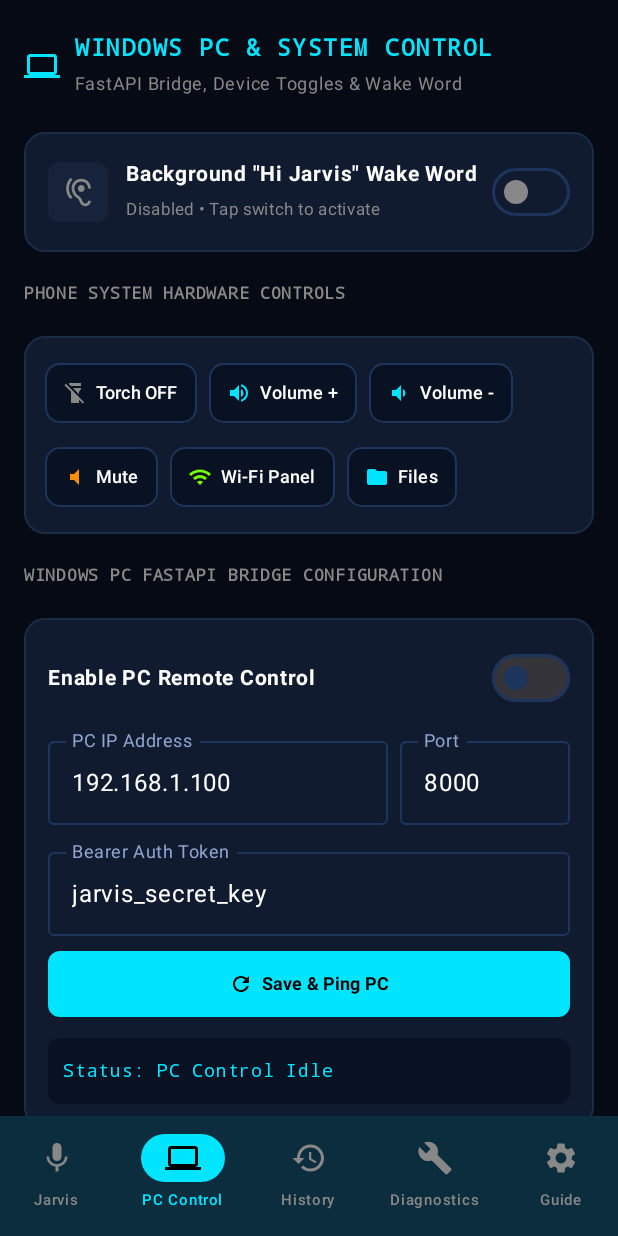
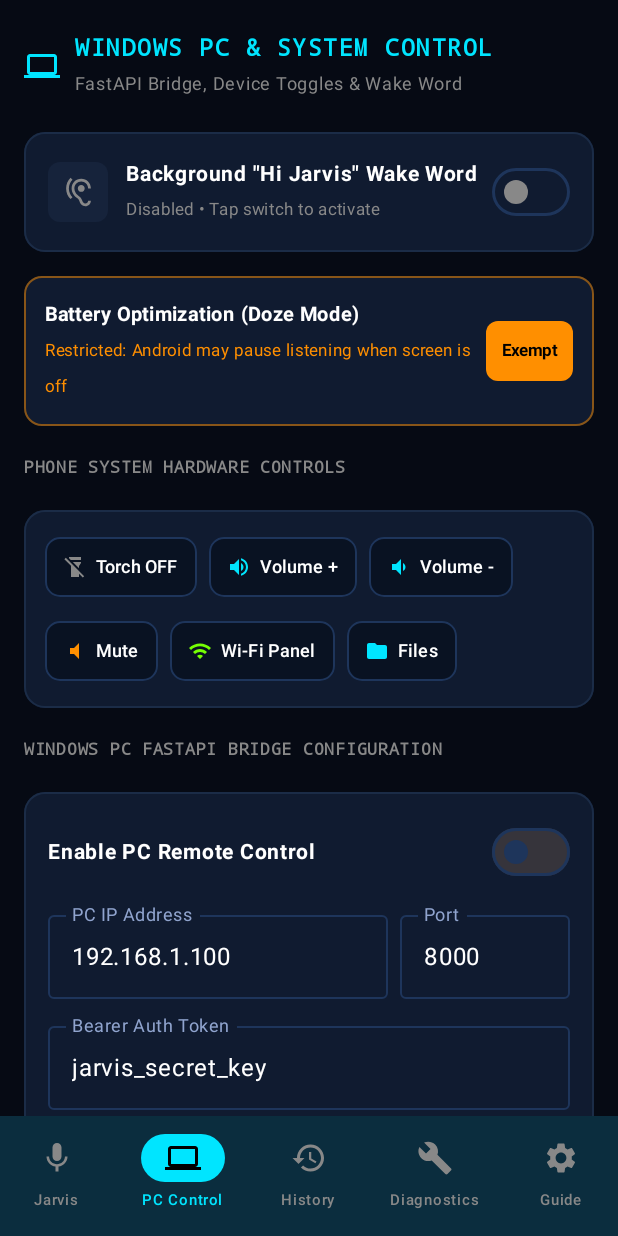
Before and after one commit to racm8876/jarvis-ai-voice-assistant, an Android app built with Jetpack Compose: the screen it shows after launch (MainActivity), item 2 of the bottom bar chosen, on a phone screen of 412 x 824 dp. Run offline under Robolectric (Android 15) with nearby library versions, the light colour scheme and no system bars; our stand-ins replace Room's generated code.

Commit message:
feat: improve background service reliability
Add support for battery optimization exemption and screen keyguard management to ensure the voice assistant remains active in the background. Update service logic to handle wake-word detection more robustly.

```diff
--- a/app/src/main/AndroidManifest.xml
+++ b/app/src/main/AndroidManifest.xml
@@ -11,6 +11,8 @@
     <uses-permission android:name="android.permission.MODIFY_AUDIO_SETTINGS" />
     <uses-permission android:name="android.permission.FOREGROUND_SERVICE" />
     <uses-permission android:name="android.permission.FOREGROUND_SERVICE_MICROPHONE" />
+    <uses-permission android:name="android.permission.REQUEST_IGNORE_BATTERY_OPTIMIZATIONS" />
+    <uses-permission android:name="android.permission.DISABLE_KEYGUARD" />
 
     <!-- Runtime permissions -->
     <uses-permission android:name="android.permission.RECORD_AUDIO" />
--- a/app/src/main/java/com/example/ui/JarvisViewModel.kt
+++ b/app/src/main/java/com/example/ui/JarvisViewModel.kt
@@ -69,6 +69,7 @@ data class JarvisUiState(
     val isTorchOn: Boolean = false,
     val isBackgroundServiceRunning: Boolean = false,
     val isWakeWordListening: Boolean = false,
+    val isBatteryOptimizationExempt: Boolean = false,
     val pcConnectionStatus: String = "PC Control Idle",
     val executionLog: String? = null
 )
@@ -176,10 +177,14 @@ class JarvisViewModel(application: Application) : AndroidViewModel(application)
                 _uiState.value = _uiState.value.copy(isWakeWordListening = listening)
             }
         }
+
         viewModelScope.launch {
-            JarvisVoiceService.wakeWordDetectedEvent.collect { wakeEvent ->
-                if (!wakeEvent.isNullOrEmpty()) {
-                    processVoiceCommand(wakeEvent)
+            JarvisVoiceService.lastDetectedCommand.collect { cmd ->
+                if (!cmd.isNullOrEmpty()) {
+                    _uiState.value = _uiState.value.copy(
+                        transcript = cmd,
+                        assistantReply = "Background Voice: \"$cmd\""
+                    )
                 }
             }
         }
@@ -663,10 +668,17 @@ class JarvisViewModel(application: Application) : AndroidViewModel(application)
         val hasPhone = ContextCompat.checkSelfPermission(ctx, android.Manifest.permission.CALL_PHONE) == PackageManager.PERMISSION_GRANTED
         val hasCal = ContextCompat.checkSelfPermission(ctx, android.Manifest.permission.READ_CALENDAR) == PackageManager.PERMISSION_GRANTED
         val hasAccessibility = JarvisAccessibilityService.isAccessibilitySettingsEnabled(ctx)
+        val hasBattExempt = biometricHelper.isBatteryOptimizationIgnored()
 
         _uiState.value = _uiState.value.copy(
-            permissionStatus = PermissionStatus(hasMic, hasContacts, hasPhone, hasCal, hasAccessibility)
+            permissionStatus = PermissionStatus(hasMic, hasContacts, hasPhone, hasCal, hasAccessibility),
+            isBatteryOptimizationExempt = hasBattExempt
         )
+    }
+
+    fun requestDisableBatteryOptimization(activity: android.app.Activity) {
+        biometricHelper.requestIgnoreBatteryOptimization(activity)
+        refreshPermissionStatus()
     }
 
     private fun vibrateFeedback(durationMs: Long) {
--- a/app/src/main/java/com/example/ui/screens/PcControlScreen.kt
+++ b/app/src/main/java/com/example/ui/screens/PcControlScreen.kt
@@ -181,6 +181,57 @@ fun PcControlScreen(
                         ),
                         modifier = Modifier.testTag("wake_word_switch")
                     )
+                }
+            }
+        }
+
+        // Battery Optimization Exemption Card
+        item {
+            val context = androidx.compose.ui.platform.LocalContext.current
+            val activity = context as? android.app.Activity
+
+            Card(
+                modifier = Modifier.fillMaxWidth().testTag("battery_opt_card"),
+                shape = RoundedCornerShape(12.dp),
+                colors = CardDefaults.cardColors(containerColor = JarvisSurfaceCard),
+                border = androidx.compose.foundation.BorderStroke(1.dp, if (uiState.isBatteryOptimizationExempt) JarvisLime.copy(alpha = 0.5f) else JarvisAmber.copy(alpha = 0.5f))
+            ) {
+                Row(
+                    modifier = Modifier.padding(14.dp),
+                    verticalAlignment = Alignment.CenterVertically,
+                    horizontalArrangement = Arrangement.SpaceBetween
+                ) {
+                    Column(modifier = Modifier.weight(1f)) {
+                        Text(
+                            text = "Battery Optimization (Doze Mode)",
+                            color = Color.White,
+                            fontSize = 13.sp,
+                            fontWeight = FontWeight.Bold
+                        )
+                        Text(
+                            text = if (uiState.isBatteryOptimizationExempt)
+                                "Exempt: Background microphone active 24/7 without Android sleep"
+                            else
+                                "Restricted: Android may pause listening when screen is off",
+                            color = if (uiState.isBatteryOptimizationExempt) JarvisLime else JarvisAmber,
+                            fontSize = 11.sp
+                        )
+                    }
+
+                    if (!uiState.isBatteryOptimizationExempt && activity != null) {
+                        Button(
+                            onClick = { viewModel.requestDisableBatteryOptimization(activity) },
+                            colors = ButtonDefaults.buttonColors(
+                                containerColor = JarvisAmber,
+                                contentColor = Color.Black
+                            ),
+                            shape = RoundedCornerShape(8.dp),
+                            contentPadding = PaddingValues(horizontal = 10.dp, vertical = 6.dp),
+                            modifier = Modifier.testTag("disable_battery_opt_button")
+                        ) {
+                            Text("Exempt", fontSize = 11.sp, fontWeight = FontWeight.Bold)
+                        }
+                    }
                 }
             }
         }
```
Also changed, not shown: app/src/main/java/com/example/data/repository/BiometricAuthHelper.kt (+49 -3 lines), app/src/main/java/com/example/service/JarvisVoiceService.kt (+157 -48 lines), app/src/main/java/com/example/service/LowPowerWakeWordDetector.kt (added, +198 -0 lines), 1 other file.
